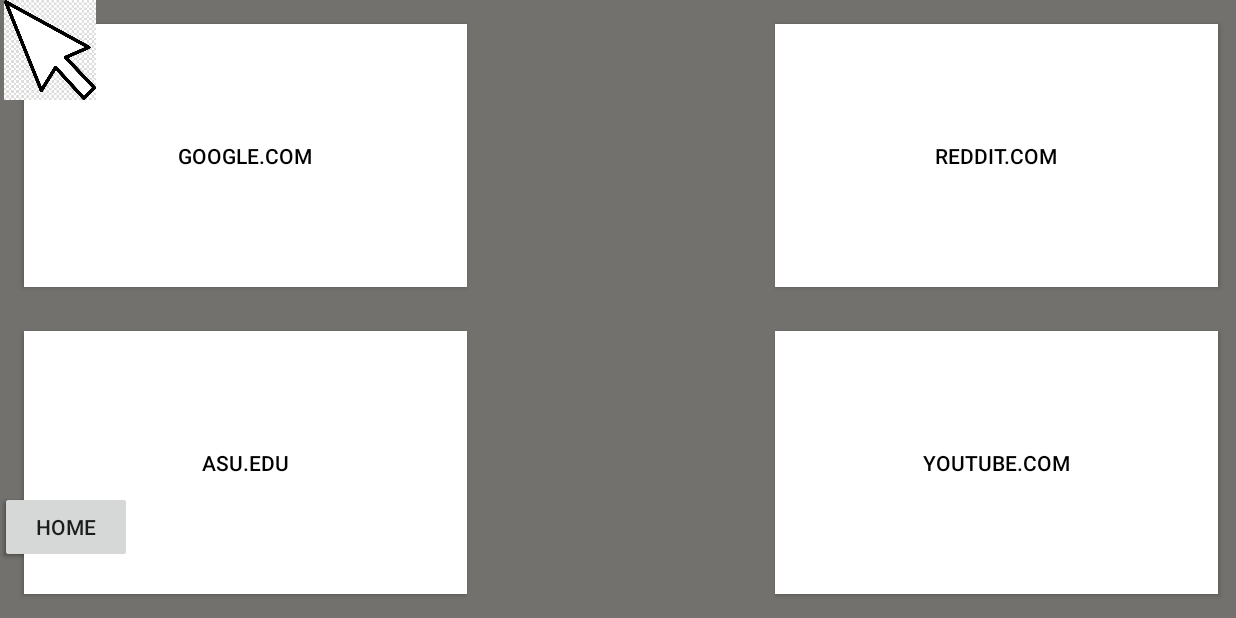
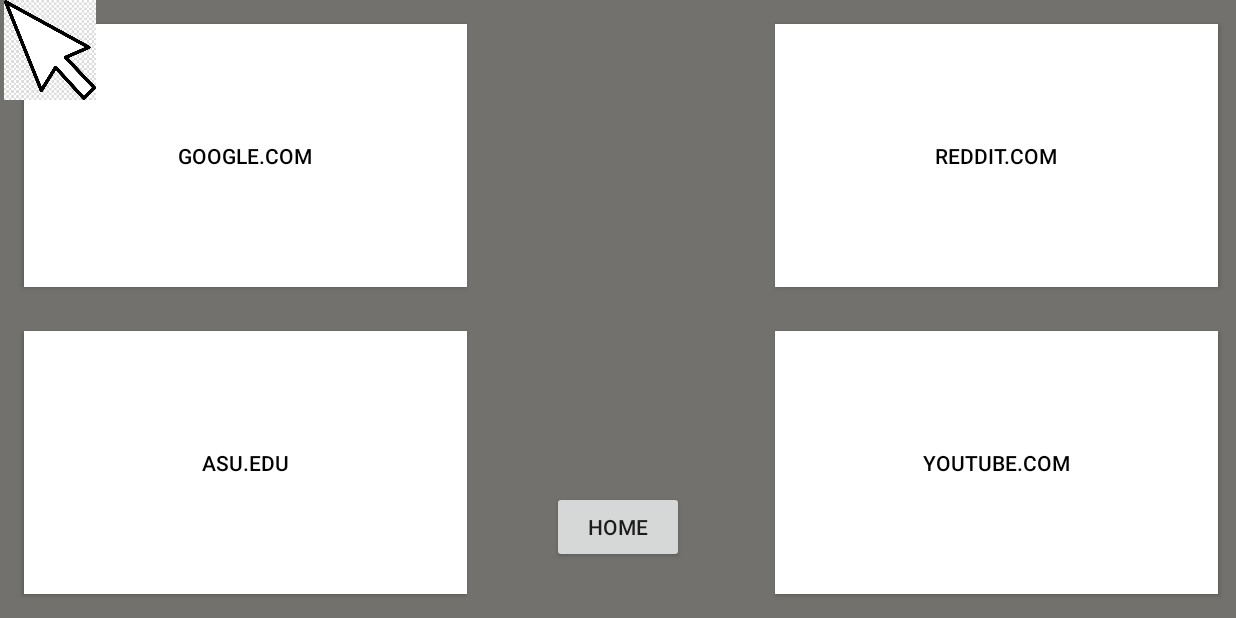
Before and after one commit to vBubbaa/android-mouse, an Android app: the MainActivity screen opened directly, with no data from a screen before it, on a phone screen of 824 x 412 dp (held sideways). Run offline under Robolectric (Android 15) with nearby library versions, the phone set to English and light mode, and no system bars; pictures from the network do not load.

Commit message:
added constraints to home button

```diff
--- a/app/src/main/res/layout/content_main.xml
+++ b/app/src/main/res/layout/content_main.xml
@@ -110,21 +110,10 @@
         android:elevation="501dp"
         android:text="home"
         app:layout_constraintBottom_toBottomOf="parent"
+        app:layout_constraintEnd_toEndOf="parent"
+        app:layout_constraintStart_toStartOf="parent"
         app:layout_constraintTop_toTopOf="@+id/CameraView"
-        app:layout_constraintVertical_bias="0.9"
-        tools:layout_editor_absoluteX="321dp" />
-
-
-    <Button
-        android:id="@+id/homebutton"
-        android:layout_width="wrap_content"
-        android:layout_height="wrap_content"
-        android:elevation="501dp"
-        android:text="home"
-        app:layout_constraintBottom_toBottomOf="parent"
-        app:layout_constraintTop_toTopOf="@+id/CameraView"
-        app:layout_constraintVertical_bias="0.9"
-        tools:layout_editor_absoluteX="321dp" />
+        app:layout_constraintVertical_bias="0.9" />
 
 
 </androidx.constraintlayout.widget.ConstraintLayout>
```
Also changed, not shown: 8 other files.
